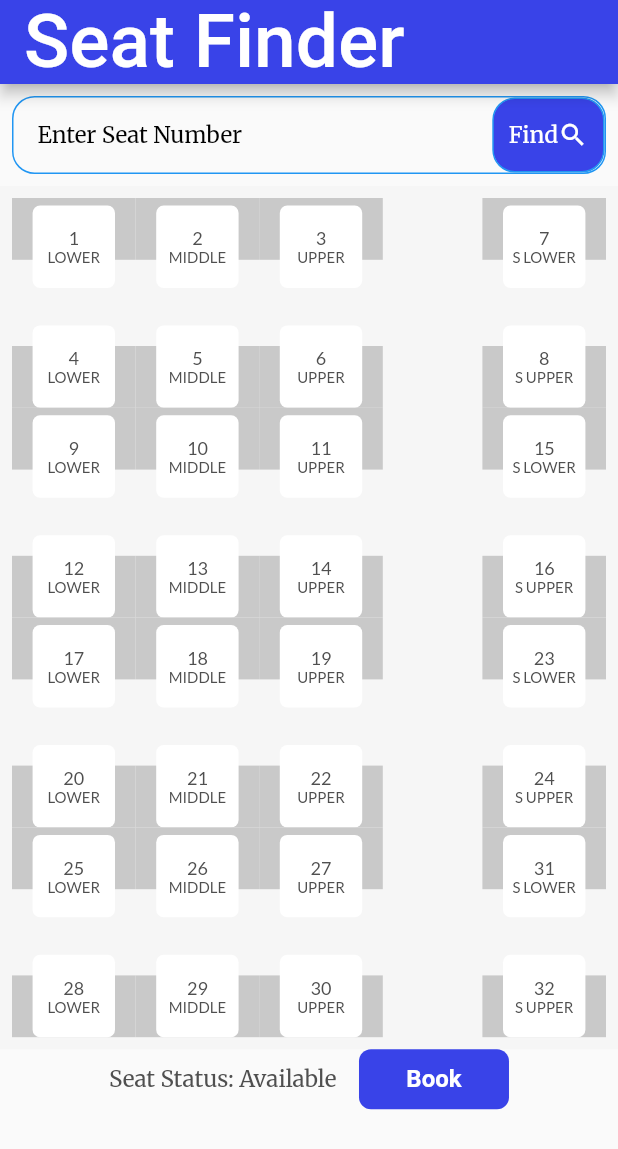
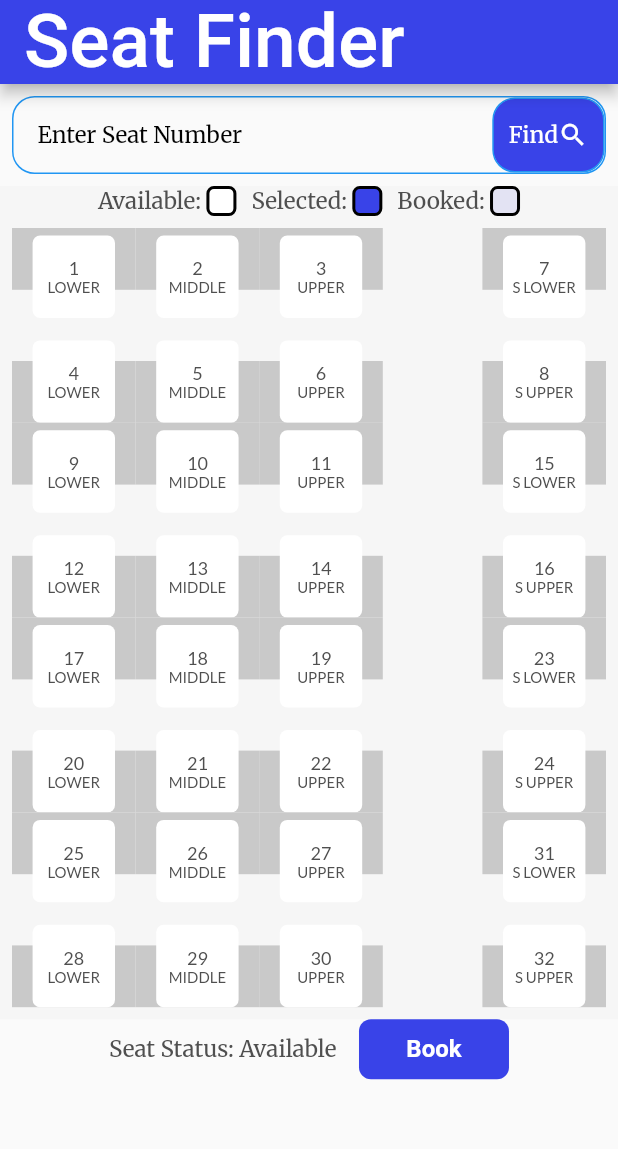
Before and after one commit to Vaibhavii28/CRUVsubmission, a Flutter app: the screen it shows after launch, on a phone screen of 412 x 824 dp. Shown: the top 1149 px of the screen. Run offline on Flutter 3.47's test engine with Material 2 defaults, Android fonts, the phone set to English and light mode, and no system bars; our stand-ins replace google_fonts; Roboto replaces fonts that are missing (Cookie).

Commit message:
second commit

```diff
--- a/lib/Screens/seats_grid.dart
+++ b/lib/Screens/seats_grid.dart
@@ -1,6 +1,7 @@
 import 'package:cruv_submission/provider/selected_provider.dart';
 import 'package:cruv_submission/utils/constants.dart';
 import 'package:cruv_submission/widgets/SearchBar.dart';
+import 'package:cruv_submission/widgets/legend.dart';
 import 'package:cruv_submission/widgets/seat.dart';
 import 'package:flutter/material.dart';
 import 'package:google_fonts/google_fonts.dart';
@@ -23,6 +24,7 @@ class SeatsGrid extends StatelessWidget {
         body: SingleChildScrollView(
           child: Column(children: [
             const SeatSearchBar(),
+            legend(),
             Consumer<SelectedProvider>(builder: (context, value, child) {
               return Container(
                 color: const Color(0xFFf6f6f6),
@@ -112,7 +114,7 @@ class SeatsGrid extends StatelessWidget {
           ],
         ),
         const SizedBox(
-          height: 20,
+          height: 10,
         ),
         Row(
           mainAxisAlignment: MainAxisAlignment.spaceBetween,
--- a/lib/utils/constants.dart
+++ b/lib/utils/constants.dart
@@ -2,7 +2,7 @@ import 'package:flutter/material.dart';
 
 const kPrimaryBlue=Color(0xFF3943e8);
 const kPrimaryWhite=Color(0xFFffffff);
-const kBookedGrey=Color(0xFFe3e3f3);
+final kBookedGrey=Color(0xFFe3e3f3).withOpacity(1.0);
 const kBlack=Color(0xFF4f4f4f);
 const kBookedText=Color(0xFFaaaab8);
 const kDarkGrey=Color(0xFFc9c9c9);
--- /dev/null
+++ b/lib/widgets/legend.dart
@@ -0,0 +1,42 @@
+import 'package:flutter/material.dart';
+import 'package:google_fonts/google_fonts.dart';
+
+import '../utils/constants.dart';
+class legend extends StatelessWidget {
+  const legend({Key? key}) : super(key: key);
+
+  @override
+  Widget build(BuildContext context) {
+    return Container(
+      color: const Color(0xFFf6f6f6),
+      child: Padding(
+        padding: const EdgeInsets.only(left: 8.0, right: 8.0),
+        child: Row(
+          mainAxisAlignment: MainAxisAlignment.center,
+          children: [
+            Text('Available: ', style: GoogleFonts.merriweather(color: kBlack, fontSize: 15), ),
+            Container(width: 20, height: 20, decoration: BoxDecoration(
+              color: kPrimaryWhite,
+              borderRadius: BorderRadius.circular(5),
+              border:Border.all(color: Colors.black, width: 2),
+            ),),
+            SizedBox(width: 10,),
+            Text('Selected: ', style: GoogleFonts.merriweather(color: kBlack, fontSize: 15), ),
+            Container(width: 20, height: 20, decoration: BoxDecoration(
+              color: kPrimaryBlue,
+              borderRadius: BorderRadius.circular(5),
+              border:Border.all(color: Colors.black, width: 2),
+            ),),
+            SizedBox(width: 10,),
+            Text('Booked: ', style: GoogleFonts.merriweather(color: kBlack, fontSize: 15), ),
+            Container(width: 20, height: 20, decoration: BoxDecoration(
+              color: kBookedGrey,
+              borderRadius: BorderRadius.circular(5),
+              border:Border.all(color: Colors.black, width: 2),
+            ),),
+          ],
+        ),
+      ),
+    );
+  }
+}
```
